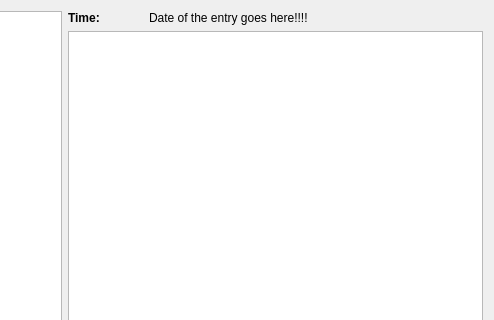
Old version of the form trunk/src/alabnotebook/labnotebook.ui in the repository dualword/amelia; both pictures show x 205 to 699 and y 0 to 320 of the 699 by 559 pixel window.
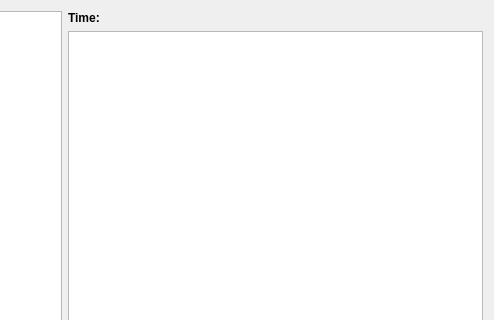
New version of the form.

What changed in the file:
```diff
--- a/trunk/src/alabnotebook/labnotebook.ui
+++ b/trunk/src/alabnotebook/labnotebook.ui
@@ -88,7 +88,7 @@
        <item>
         <widget class="QLabel" name="createTimeLabel">
          <property name="text">
-          <string>Date of the entry goes here!!!!</string>
+          <string/>
          </property>
         </widget>
        </item>
```
Left out of the diff: 8 changed lines with no effect on the pictures.
